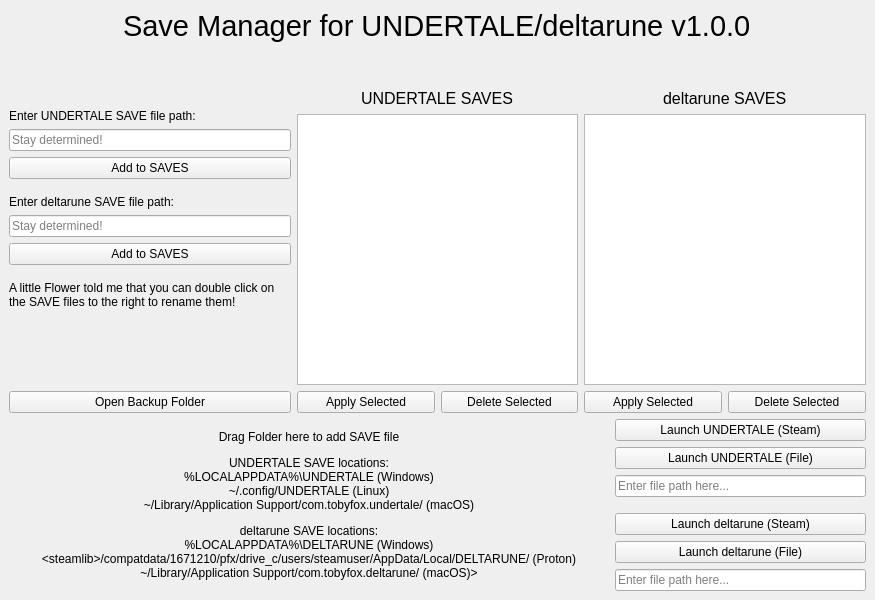
Above: udsm/ui/window.ui from TheCheese42/ut-dr-save-manager before the change. Below: the same form after it.
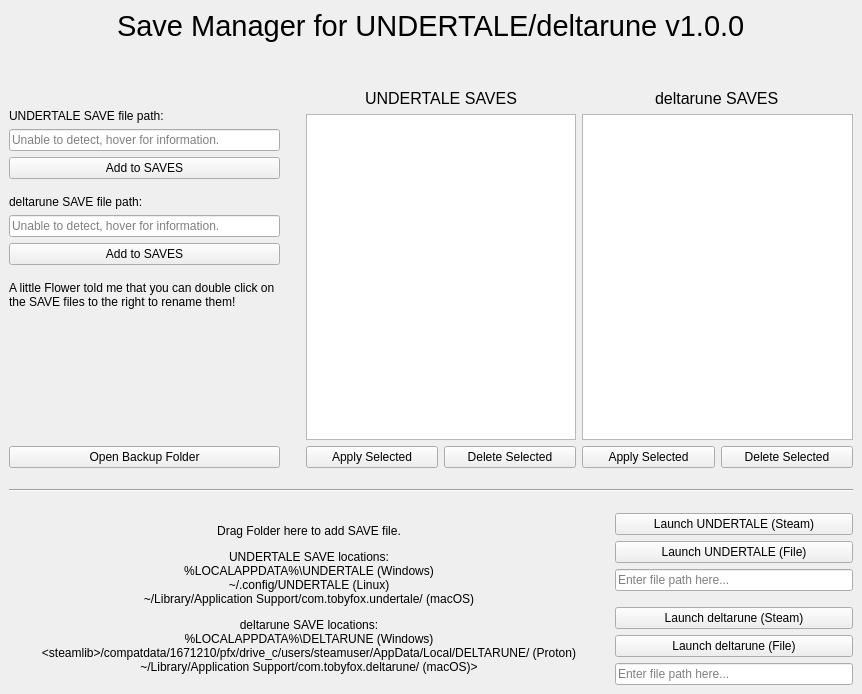
That is the form after the change.

Commit message: Implemented game launching, adding active save file, renaming, improved ui

What changed in the file:
```diff
--- a/udsm/ui/window.ui
+++ b/udsm/ui/window.ui
@@ -6,8 +6,8 @@
    <rect>
     <x>0</x>
     <y>0</y>
-    <width>875</width>
-    <height>600</height>
+    <width>862</width>
+    <height>694</height>
    </rect>
   </property>
   <property name="acceptDrops">
@@ -75,14 +75,14 @@
            </sizepolicy>
           </property>
           <property name="text">
-           <string>Enter UNDERTALE SAVE file path:</string>
+           <string>UNDERTALE SAVE file path:</string>
           </property>
          </widget>
         </item>
         <item>
          <widget class="QLineEdit" name="undertaleSavePath">
           <property name="placeholderText">
-           <string>Stay determined!</string>
+           <string>Unable to detect, hover for information.</string>
           </property>
          </widget>
         </item>
@@ -118,14 +118,14 @@
            </sizepolicy>
           </property>
           <property name="text">
-           <string>Enter deltarune SAVE file path:</string>
+           <string>deltarune SAVE file path:</string>
           </property>
          </widget>
         </item>
         <item>
          <widget class="QLineEdit" name="deltaruneSavePath">
           <property name="placeholderText">
-           <string>Stay determined!</string>
+           <string>Unable to detect, hover for information.</string>
           </property>
          </widget>
         </item>
@@ -184,6 +184,22 @@
         </item>
        </layout>
       </item>
+      <item>
+       <spacer name="horizontalSpacer">
+        <property name="orientation">
+         <enum>Qt::Horizontal</enum>
+        </property>
+        <property name="sizeType">
+         <enum>QSizePolicy::Fixed</enum>
+        </property>
+        <property name="sizeHint" stdset="0">
+         <size>
+          <width>20</width>
+          <height>20</height>
+         </size>
+        </property>
+       </spacer>
+      </item>
       <item>
        <layout class="QVBoxLayout" name="verticalLayout_5">
         <item alignment="Qt::AlignHCenter">
@@ -266,6 +282,45 @@
       </item>
      </layout>
     </item>
+    <item>
+     <spacer name="verticalSpacer_7">
+      <property name="orientation">
+       <enum>Qt::Vertical</enum>
+      </property>
+      <property name="sizeType">
+       <enum>QSizePolicy::Fixed</enum>
+      </property>
+      <property name="sizeHint" stdset="0">
+       <size>
+        <width>20</width>
+        <height>15</height>
+       </size>
+      </property>
+     </spacer>
+    </item>
+    <item>
+     <widget class="Line" name="line">
+      <property name="orientation">
+       <enum>Qt::Horizontal</enum>
+      </property>
+     </widget>
+    </item>
+    <item>
+     <spacer name="verticalSpacer_8">
+      <property name="orientation">
+       <enum>Qt::Vertical</enum>
+      </property>
+      <property name="sizeType">
+       <enum>QSizePolicy::Fixed</enum>
+      </property>
+      <property name="sizeHint" stdset="0">
+       <size>
+        <width>20</width>
+        <height>15</height>
+       </size>
+      </property>
+     </spacer>
+    </item>
     <item>
      <layout class="QHBoxLayout" name="horizontalLayout">
       <item>
@@ -289,7 +344,7 @@
          </size>
         </property>
         <property name="text">
-         <string>&lt;html&gt;&lt;head/&gt;&lt;body&gt;&lt;p align=&quot;center&quot;&gt;Drag Folder here to add SAVE file&lt;/p&gt;&lt;p align=&quot;center&quot;&gt;UNDERTALE SAVE locations:&lt;br/&gt;%LOCALAPPDATA%\UNDERTALE (Windows)&lt;br/&gt;~/.config/UNDERTALE (Linux)&lt;br/&gt;~/Library/Application Support/com.tobyfox.undertale/ (macOS)&lt;/p&gt;&lt;p align=&quot;center&quot;&gt;deltarune SAVE locations:&lt;br/&gt;%LOCALAPPDATA%\DELTARUNE (Windows)&lt;br/&gt;&amp;lt;steamlib&amp;gt;/compatdata/1671210/pfx/drive_c/users/steamuser/AppData/Local/DELTARUNE/ (Proton)&lt;br/&gt;~/Library/Application Support/com.tobyfox.deltarune/ (macOS)&amp;gt;&lt;/p&gt;&lt;/body&gt;&lt;/html&gt;</string>
+         <string>&lt;html&gt;&lt;head/&gt;&lt;body&gt;&lt;p align=&quot;center&quot;&gt;Drag Folder here to add SAVE file.&lt;/p&gt;&lt;p align=&quot;center&quot;&gt;UNDERTALE SAVE locations:&lt;br/&gt;%LOCALAPPDATA%\UNDERTALE (Windows)&lt;br/&gt;~/.config/UNDERTALE (Linux)&lt;br/&gt;~/Library/Application Support/com.tobyfox.undertale/ (macOS)&lt;/p&gt;&lt;p align=&quot;center&quot;&gt;deltarune SAVE locations:&lt;br/&gt;%LOCALAPPDATA%\DELTARUNE (Windows)&lt;br/&gt;&amp;lt;steamlib&amp;gt;/compatdata/1671210/pfx/drive_c/users/steamuser/AppData/Local/DELTARUNE/ (Proton)&lt;br/&gt;~/Library/Application Support/com.tobyfox.deltarune/ (macOS)&amp;gt;&lt;/p&gt;&lt;/body&gt;&lt;/html&gt;</string>
         </property>
        </widget>
       </item>
```
Left out of the diff: 69 changed lines with no effect on the pictures. The commit also changes 2 other files.
